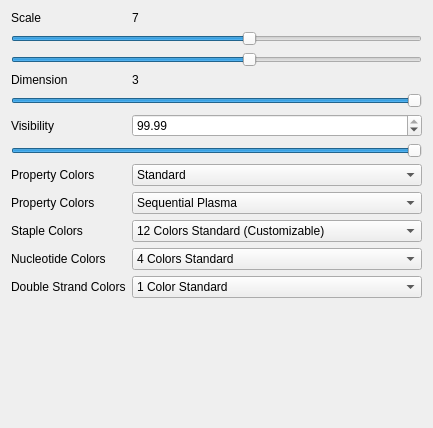
Above: AdenitaCoreSE/form/SEAdenitaVisualModelProperties.ui from edellano/Adenita-SAMSON-Edition before the change. Below: the same form after it.
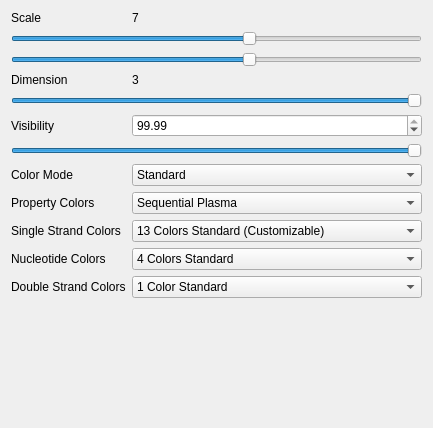
That is the form after the change.

Commit message: changed the color setting from staples to all single strands (scaffold color is not treated special anymore)

```diff
--- a/AdenitaCoreSE/form/SEAdenitaVisualModelProperties.ui
+++ b/AdenitaCoreSE/form/SEAdenitaVisualModelProperties.ui
@@ -153,7 +153,7 @@
      <item row="7" column="0">
       <widget class="QLabel" name="label_4">
        <property name="text">
-        <string>Property Colors</string>
+        <string>Color Mode</string>
        </property>
       </widget>
      </item>
@@ -186,7 +186,7 @@
      <item row="9" column="0">
       <widget class="QLabel" name="label_6">
        <property name="text">
-        <string>Staple Colors</string>
+        <string>Single Strand Colors</string>
        </property>
       </widget>
      </item>
@@ -194,7 +194,7 @@
       <widget class="QComboBox" name="cbbStapleColorScheme">
        <item>
         <property name="text">
-         <string>12 Colors Standard (Customizable)</string>
+         <string>13 Colors Standard (Customizable)</string>
         </property>
        </item>
        <item>
```
Left out of the diff: 13 changed lines with no effect on the pictures. The commit also changes 6 other files.
